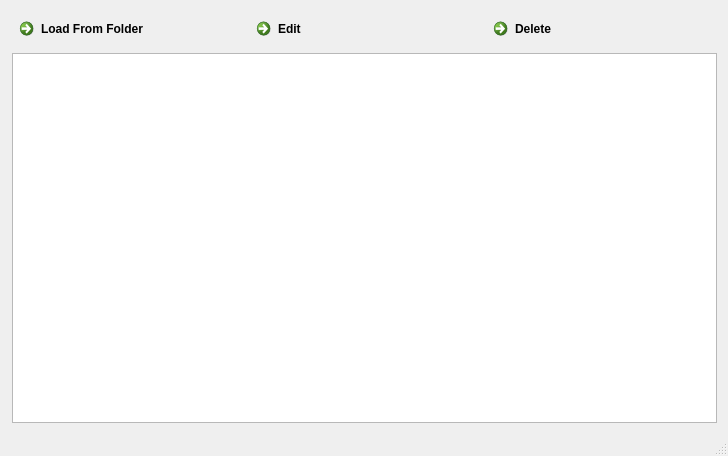
This is mainwindow.ui in utat-uav/cv16-interface as Qt 5 draws it before an edit. The edited form follows.
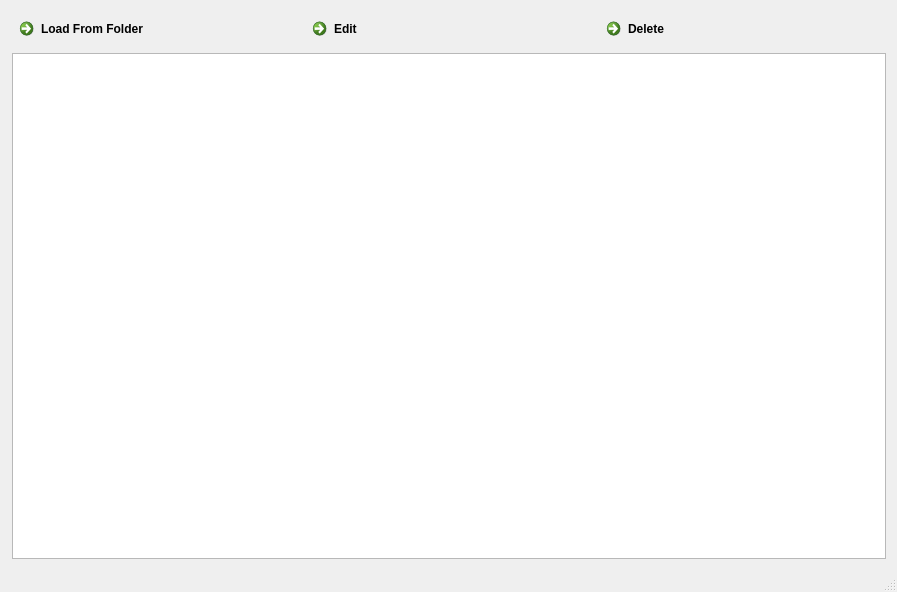
This is the edited form.

What changed in the file:
```diff
--- a/mainwindow.ui
+++ b/mainwindow.ui
@@ -6,8 +6,8 @@
    <rect>
     <x>0</x>
     <y>0</y>
-    <width>728</width>
-    <height>456</height>
+    <width>897</width>
+    <height>592</height>
    </rect>
   </property>
   <property name="windowTitle">
```
Left out of the diff: 2 changed lines with no effect on the pictures.
